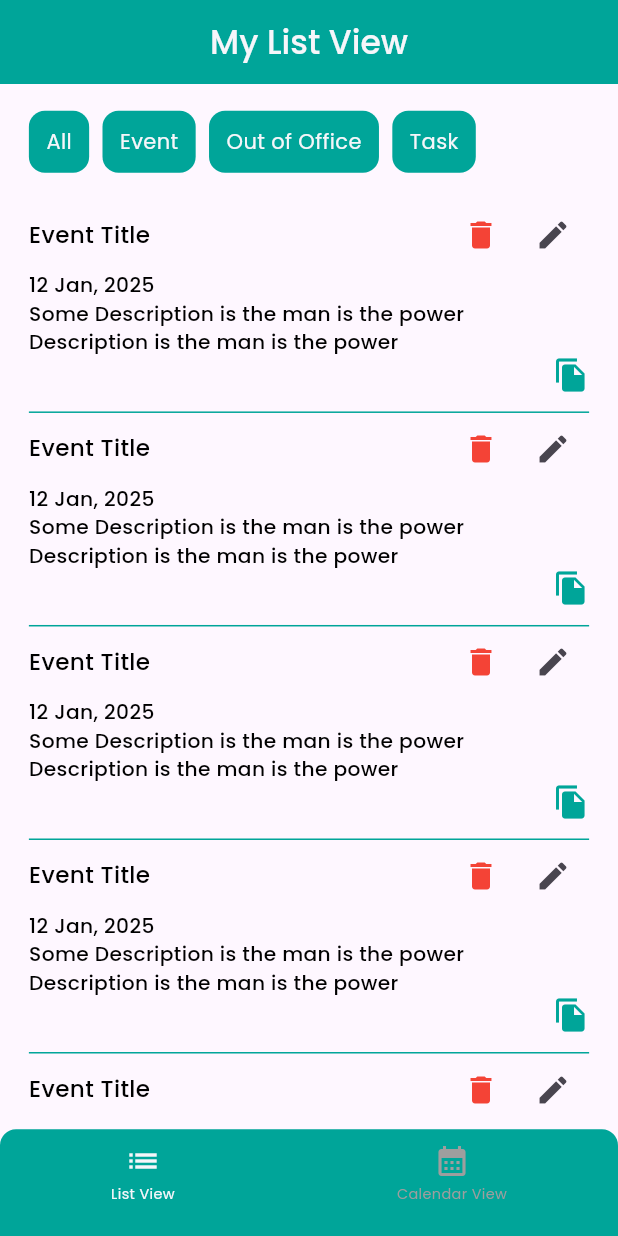
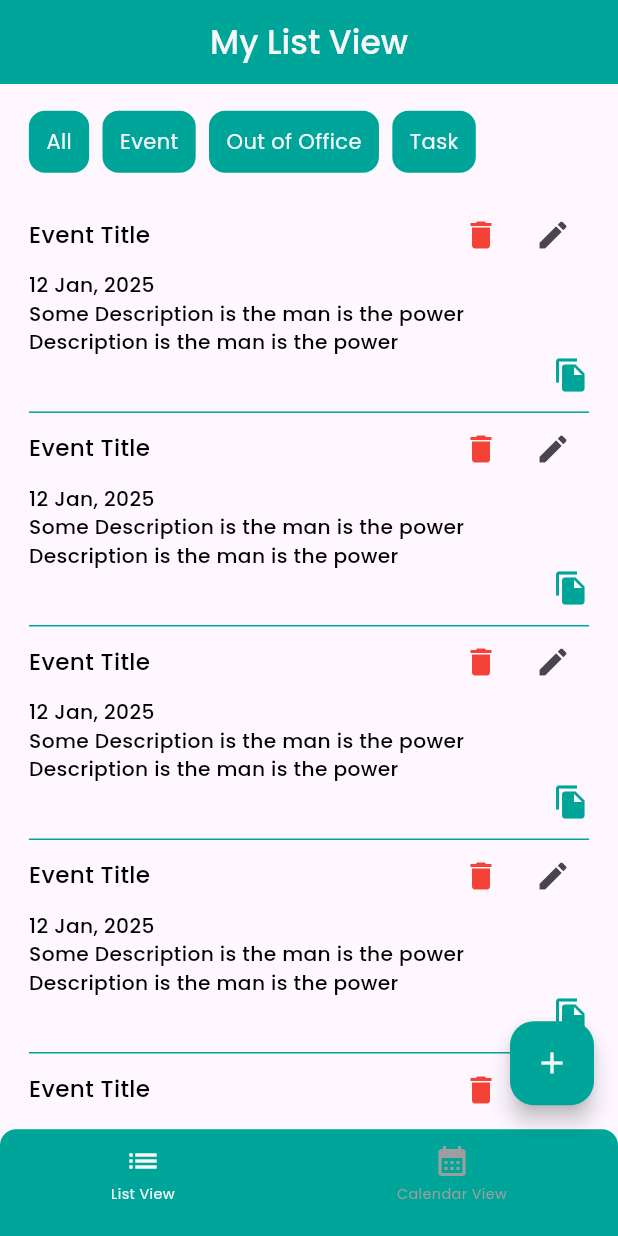
Before and after one commit to Mohsin0344/emumba_test, a Flutter app: the screen it shows after launch, on a phone screen of 412 x 824 dp. Run offline on Flutter 3.47's test engine with Material 3 defaults, Android fonts, the phone set to English and light mode, and no system bars; our stand-ins replace bloc, flutter_bloc, flutter_screenutil, google_fonts; missing offline and left inert: sqfentity, sqfentity_gen.

Commit message:
Added calendar screen in base screen

```diff
--- a/lib/views/screens/home/home_base_screen.dart
+++ b/lib/views/screens/home/home_base_screen.dart
@@ -1,10 +1,10 @@
 import 'package:flutter/material.dart';
 import 'package:flutter_bloc/flutter_bloc.dart';
 import 'package:flutter_screenutil/flutter_screenutil.dart';
-
 import '../../../utils/app_colors.dart';
 import '../../../utils/app_fonts.dart';
 import '../../../view_models/nav_bar/nav_bar_view_model.dart';
+import 'events/events_calendar_screen.dart';
 import 'events/events_list_view_screen.dart';
 
 class HomeBaseScreen extends StatefulWidget {
@@ -19,7 +19,7 @@ class _HomeBaseScreenState extends State<HomeBaseScreen> {
 
   final List<Widget> _screens = [
     const EventsListViewScreen(),
-    const SizedBox(),
+    const EventsCalendarScreen(),
   ];
 
   @override
@@ -83,6 +83,14 @@ class _HomeBaseScreenState extends State<HomeBaseScreen> {
           ),
         ),
       ),
+      floatingActionButton: FloatingActionButton(
+        backgroundColor: AppColors.primaryColor,
+        onPressed: () {},
+        child: const Icon(
+          Icons.add,
+          color: AppColors.secondaryColor,
+        ),
+      ),
     );
   }
 
```
